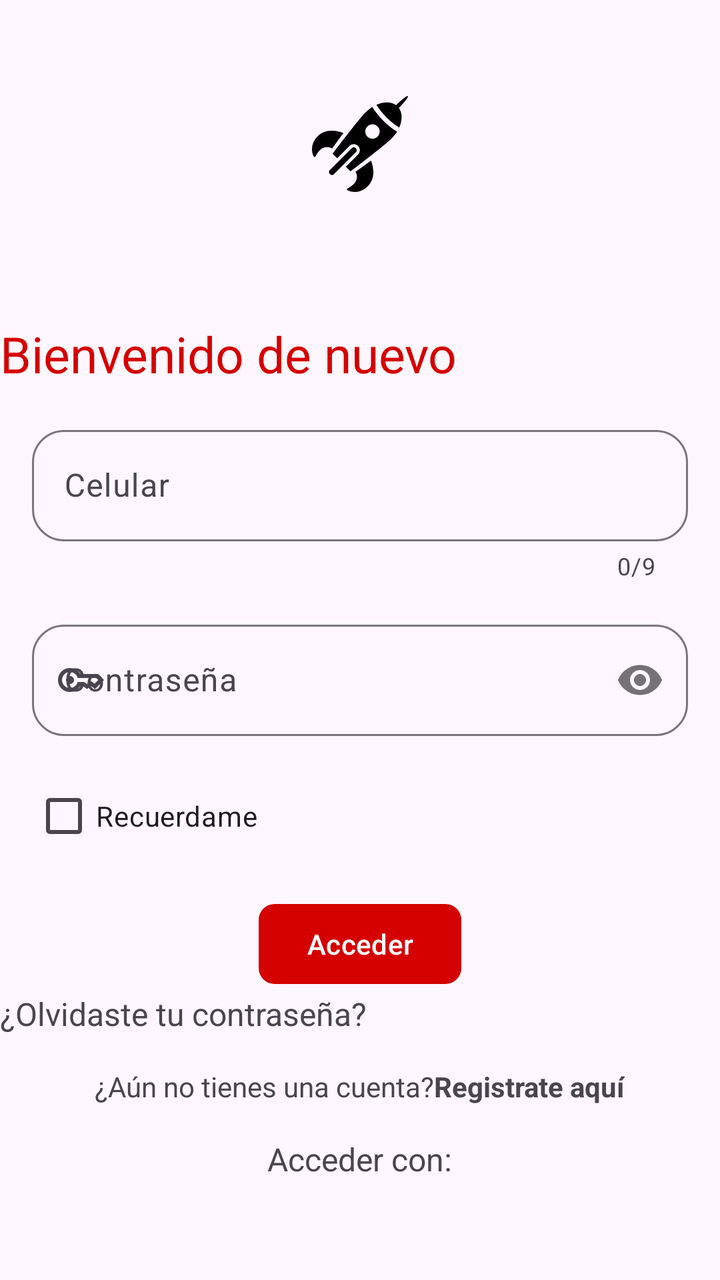
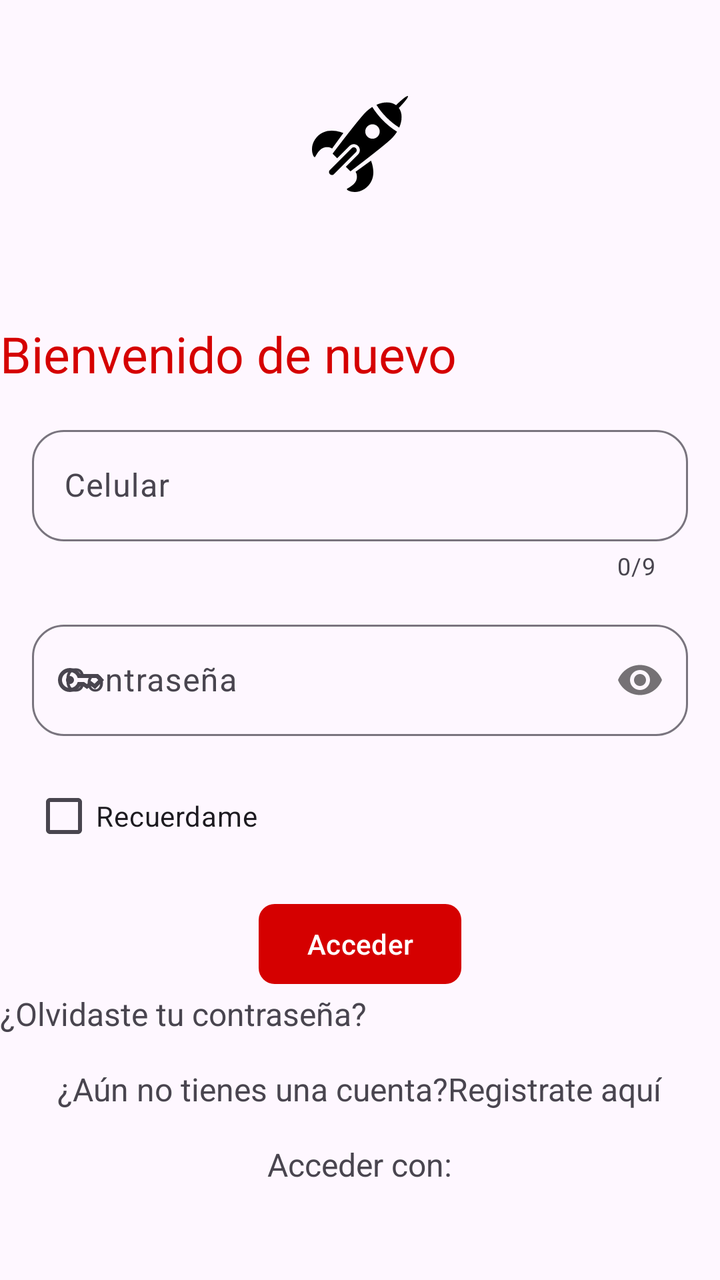

Before-and-after screenshots of an Android layout around one commit, followed by the original layout XML and the change that was made.
<!-- AndroidManifest.xml: application theme Theme.IdatDemo -->
<!-- res/layout/activity_main.xml -->
<?xml version="1.0" encoding="utf-8"?>
<LinearLayout
    xmlns:android="http://schemas.android.com/apk/res/android"
    xmlns:app="http://schemas.android.com/apk/res-auto"
    xmlns:tools="http://schemas.android.com/tools"
    android:id="@+id/main"
    android:layout_width="match_parent"
    android:layout_height="match_parent"
    android:orientation="vertical"
    tools:context=".MainActivity">

    <androidx.constraintlayout.widget.ConstraintLayout
        android:layout_width="match_parent"
        android:layout_height="wrap_content">
        <ImageView
            android:layout_width="0dp"
            android:layout_height="0dp"
            android:src="@drawable/cohete"
            android:padding="48dp"
            app:layout_constraintDimensionRatio="5:2"
            app:layout_constraintTop_toTopOf="parent"
            app:layout_constraintEnd_toEndOf="parent"
            app:layout_constraintStart_toStartOf="parent"
            />


    </androidx.constraintlayout.widget.ConstraintLayout>



    <TextView
        android:layout_width="match_parent"
        android:layout_height="wrap_content"
        android:text="Bienvenido de nuevo"
        android:textAlignment="center"
        android:textSize="25sp"
        android:textColor="#d50000"
        android:layout_marginVertical="16dp"/>

    <com.google.android.material.textfield.TextInputLayout
        android:layout_width="match_parent"
        android:layout_height="wrap_content"
        android:layout_marginHorizontal="16dp"
        app:prefixText="+51"
        app:counterEnabled="true"
        app:counterMaxLength="9"
        app:endIconDrawable="@drawable/ic_carta"
        app:boxCornerRadiusBottomEnd="16dp"
        app:boxCornerRadiusBottomStart="16dp"
        app:boxCornerRadiusTopEnd="16dp"
        app:boxCornerRadiusTopStart="16dp">

        <com.google.android.material.textfield.TextInputEditText
            android:layout_width="match_parent"
            android:layout_height="wrap_content"
            android:hint="Celular"
            android:maxLength="9"
            />

    </com.google.android.material.textfield.TextInputLayout>

    <com.google.android.material.textfield.TextInputLayout
        android:layout_width="match_parent"
        android:layout_height="wrap_content"
        android:layout_marginHorizontal="16dp"
        android:layout_marginTop="16dp"
        app:startIconDrawable="@drawable/ic_key"
        app:passwordToggleEnabled="true"
        app:boxCornerRadiusTopEnd="16dp"
        app:boxCornerRadiusBottomStart="16dp"
        app:boxCornerRadiusBottomEnd="16dp"
        app:boxCornerRadiusTopStart="16dp">
        <com.google.android.material.textfield.TextInputEditText
            android:layout_width="match_parent"
            android:layout_height="wrap_content"
            android:inputType="textPassword"
            android:paddingStart="48dp"
            android:hint="Contraseña"/>

    </com.google.android.material.textfield.TextInputLayout>
    <CheckBox
        android:layout_width="match_parent"
        android:layout_height="wrap_content"
        android:text="Recuerdame"
        android:layout_marginHorizontal="16dp"
        android:layout_marginTop="16dp">
        
    </CheckBox>
    <com.google.android.material.button.MaterialButton
        android:id="@+id/btnentrar"
        android:layout_width="wrap_content"
        android:layout_height="wrap_content"
        android:text="Acceder"
        android:layout_gravity="center"
        android:layout_marginTop="16dp"
        app:backgroundTint="#d50000"
        app:cornerRadius="8dp"/>
    
    <TextView
        android:layout_width="match_parent"
        android:layout_height="wrap_content"
        android:text="¿Olvidaste tu contraseña?"
        android:textAlignment="center"
        android:textSize="16sp"/>
    <LinearLayout
        android:layout_width="match_parent"
        android:layout_height="wrap_content"
        android:orientation="horizontal"
        android:gravity="center"
        android:layout_marginTop="16dp">
        <TextView
            android:layout_width="wrap_content"
            android:layout_height="wrap_content"
            android:text="¿Aún no tienes una cuenta?"/>
            
        <TextView
            android:id="@+id/tvRegistro"
            android:layout_width="wrap_content"
            android:layout_height="wrap_content"
            android:text="Registrate aquí"
            android:textStyle="bold"/>

        
    </LinearLayout>
    
    <TextView
        android:layout_width="wrap_content"
        android:layout_height="wrap_content"
        android:text="Acceder con:"
        android:layout_gravity="center"
        android:layout_marginTop="16dp"
        android:textSize="16sp">
        
    </TextView>

    
    
</LinearLayout>
<!-- resources referenced by this layout -->
<resources>
  <!-- drawable cohete (drawable) -->
  <vector xmlns:android="http://schemas.android.com/apk/res/android"
      android:width="800dp"
      android:height="800dp"
      android:viewportWidth="512"
      android:viewportHeight="512">
    <path
        android:pathData="M117.44,416.76c-6.14,6.13 -16.08,6.13 -22.2,0.02l0,0c-6.14,-6.14 -6.14,-16.08 0,-22.22l116.55,-116.55c6.14,-6.13 16.08,-6.13 22.2,0l0,0c6.13,6.13 6.13,16.06 0,22.2L117.44,416.76z"
        android:fillColor="#000000"/>
    <path
        android:pathData="M167.32,197.7l-60.05,82.13c0,0 -11.41,-9.78 -34.8,-6.72c-34.58,4.52 -49.25,44.55 -56.55,52.78c-7.55,5.19 -31.64,-46.31 -0.13,-93.73C69.04,152.06 167.32,197.7 167.32,197.7z"
        android:fillColor="#000000"/>
    <path
        android:pathData="M314.3,344.7l-82.13,60.03c0,0 9.77,11.39 6.7,34.8c-4.52,34.58 -44.53,49.23 -52.78,56.55c-5.17,7.53 46.33,31.64 93.73,0.13C359.94,442.96 314.3,344.7 314.3,344.7z"
        android:fillColor="#000000"/>
    <path
        android:pathData="M465.07,168.4c17.27,-38.84 17.53,-78.33 -1.97,-104.86c0.19,-0.17 0.38,-0.36 0.55,-0.55c30.48,-30.47 51.91,-58.45 47.86,-62.5s-32.05,17.38 -62.52,47.84c-0.19,0.19 -0.36,0.36 -0.55,0.55c-26.5,-19.48 -65.97,-19.23 -104.77,-2.02c14.05,22.67 32.09,45.75 53.91,67.55C419.36,136.2 442.43,154.35 465.07,168.4z"
        android:fillColor="#000000"/>
    <path
        android:pathData="M380.05,131.95c-23.53,-23.55 -43.17,-48.5 -58.42,-73.36c-12.64,7.86 -24.95,17.44 -36.39,28.88c-37.39,37.38 -175.3,219.81 -175.3,219.81l24.61,24.61l65.55,-65.56c12.56,-12.56 33.02,-12.56 45.58,0s12.56,33 0,45.56l-65.56,65.56l24.61,24.61c0,0 182.42,-137.92 219.81,-175.3c11.47,-11.47 21.06,-23.81 28.94,-36.5C428.6,175 403.63,155.5 380.05,131.95zM295.33,216.67c-15.06,-15.06 -15.06,-39.47 0,-54.53s39.47,-15.06 54.53,0s15.06,39.47 0,54.53S310.4,231.73 295.33,216.67z"
        android:fillColor="#000000"/>
  </vector>
  <!-- drawable ic_carta (drawable) -->
  <vector xmlns:android="http://schemas.android.com/apk/res/android"
      android:width="24dp"
      android:height="24dp"
      android:viewportWidth="960"
      android:viewportHeight="960">
    <path
        android:pathData="M160,800q-33,0 -56.5,-23.5T80,720v-480q0,-33 23.5,-56.5T160,160h640q33,0 56.5,23.5T880,240v480q0,33 -23.5,56.5T800,800L160,800ZM480,520L160,320v400h640v-400L480,520ZM480,440 L800,240L160,240l320,200ZM160,320v-80,480 -400Z"
        android:fillColor="#e3e3e3"/>
  </vector>
  <!-- drawable ic_key (drawable) -->
  <vector xmlns:android="http://schemas.android.com/apk/res/android"
      android:width="24dp"
      android:height="24dp"
      android:viewportWidth="960"
      android:viewportHeight="960">
    <path
        android:pathData="M223.5,536.5Q200,513 200,480t23.5,-56.5Q247,400 280,400t56.5,23.5Q360,447 360,480t-23.5,56.5Q313,560 280,560t-56.5,-23.5ZM280,720q-100,0 -170,-70T40,480q0,-100 70,-170t170,-70q67,0 121.5,33t86.5,87h352l120,120 -180,180 -80,-60 -80,60 -85,-60h-47q-32,54 -86.5,87T280,720ZM280,640q56,0 98.5,-34t56.5,-86h125l58,41 82,-61 71,55 75,-75 -40,-40L435,440q-14,-52 -56.5,-86T280,320q-66,0 -113,47t-47,113q0,66 47,113t113,47Z"
        android:fillColor="#e3e3e3"/>
  </vector>
  <style name="Theme.IdatDemo" parent="Base.Theme.IdatDemo" />
  <style name="Base.Theme.IdatDemo" parent="Theme.Material3.DayNight.NoActionBar">
          
          
      </style>
</resources>

<!-- the commit's change to res/layout/activity_main.xml (unified diff, before → after) -->
@@ -26,14 +26,13 @@
 
     </androidx.constraintlayout.widget.ConstraintLayout>
 
-
-
     <TextView
+        android:id="@+id/tvTitulo"
         android:layout_width="match_parent"
         android:layout_height="wrap_content"
         android:text="Bienvenido de nuevo"
         android:textAlignment="center"
-        android:textSize="25sp"
+       android:textSize="25sp"
         android:textColor="#d50000"
         android:layout_marginVertical="16dp"/>
 
@@ -111,14 +110,15 @@
         <TextView
             android:layout_width="wrap_content"
             android:layout_height="wrap_content"
-            android:text="¿Aún no tienes una cuenta?"/>
+            android:text="¿Aún no tienes una cuenta?"
+            android:textSize="16sp"/>
             
         <TextView
             android:id="@+id/tvRegistro"
             android:layout_width="wrap_content"
             android:layout_height="wrap_content"
             android:text="Registrate aquí"
-            android:textStyle="bold"/>
+            android:textSize="16sp"/>
 
         
     </LinearLayout>
@@ -130,7 +130,7 @@
         android:layout_gravity="center"
         android:layout_marginTop="16dp"
         android:textSize="16sp">
-        
+
     </TextView>
 
     
